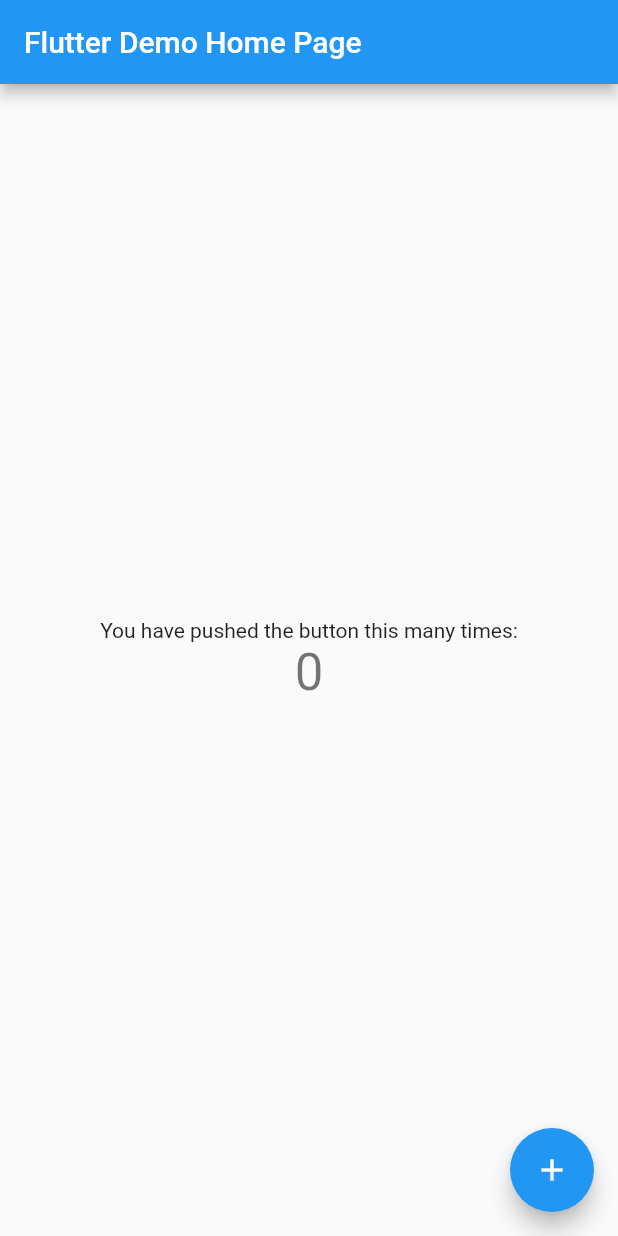
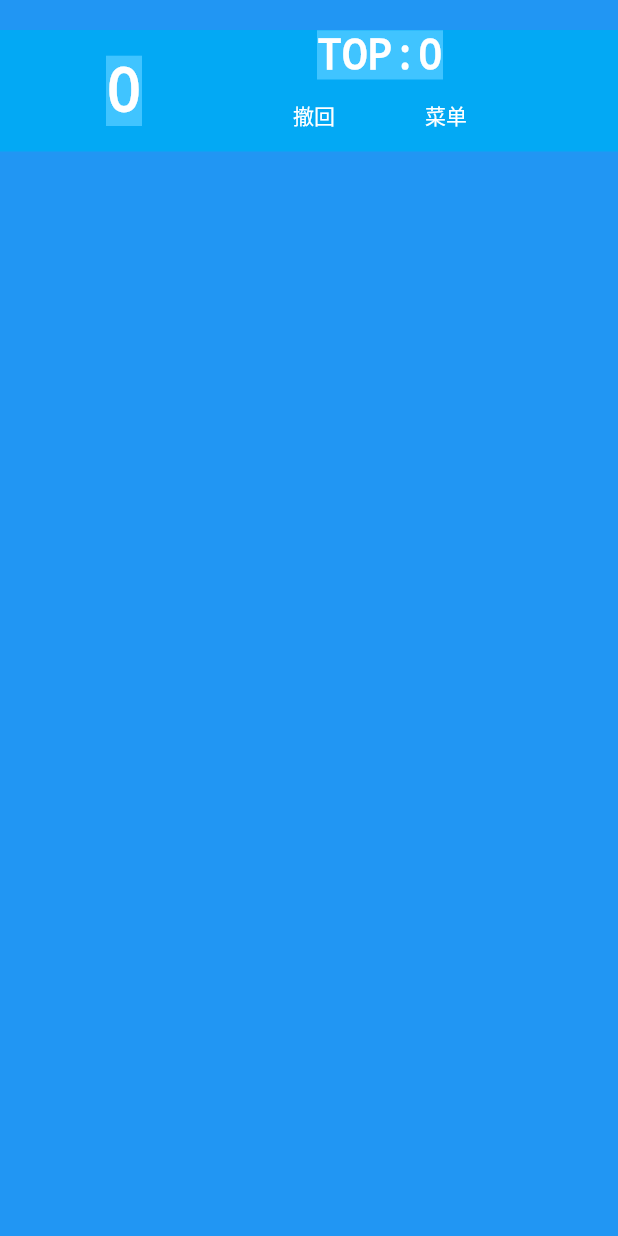
Before and after one commit to zcbiner/2048_flutter, a Flutter app: the screen it shows after launch, on a phone screen of 412 x 824 dp. Run offline on Flutter 3.47's test engine with Material 2 defaults, Android fonts, the phone set to English and light mode, and no system bars.

Commit message:
初步实现按钮布局

```diff
--- a/lib/main.dart
+++ b/lib/main.dart
@@ -1,4 +1,6 @@
 import 'package:flutter/material.dart';
+import 'package:flutter/services.dart';
+import 'package:flutter_2048/ui/MenuPage.dart';
 
 void main() {
   runApp(MyApp());
@@ -9,105 +11,31 @@ class MyApp extends StatelessWidget {
   @override
   Widget build(BuildContext context) {
     return MaterialApp(
-      title: 'Flutter Demo',
+      title: 'flutter_2048',
       theme: ThemeData(
-        // This is the theme of your application.
-        //
-        // Try running your application with "flutter run". You'll see the
-        // application has a blue toolbar. Then, without quitting the app, try
-        // changing the primarySwatch below to Colors.green and then invoke
-        // "hot reload" (press "r" in the console where you ran "flutter run",
-        // or simply save your changes to "hot reload" in a Flutter IDE).
-        // Notice that the counter didn't reset back to zero; the application
-        // is not restarted.
         primarySwatch: Colors.blue,
       ),
-      home: MyHomePage(title: 'Flutter Demo Home Page'),
+      home: MyHomePage(),
     );
   }
 }
 
-class MyHomePage extends StatefulWidget {
-  MyHomePage({Key key, this.title}) : super(key: key);
-
-  // This widget is the home page of your application. It is stateful, meaning
-  // that it has a State object (defined below) that contains fields that affect
-  // how it looks.
-
-  // This class is the configuration for the state. It holds the values (in this
-  // case the title) provided by the parent (in this case the App widget) and
-  // used by the build method of the State. Fields in a Widget subclass are
-  // always marked "final".
-
-  final String title;
-
+class MyHomePage extends StatelessWidget {
   @override
-  _MyHomePageState createState() => _MyHomePageState();
-}
-
-class _MyHomePageState extends State<MyHomePage> {
-  int _counter = 0;
-
-  void _incrementCounter() {
-    setState(() {
-      // This call to setState tells the Flutter framework that something has
-      // changed in this State, which causes it to rerun the build method below
-      // so that the display can reflect the updated values. If we changed
-      // _counter without calling setState(), then the build method would not be
-      // called again, and so nothing would appear to happen.
-      _counter++;
-    });
+  Widget build(BuildContext context) {
+    // 全屏显示
+    SystemChrome.setEnabledSystemUIOverlays([]);
+    return new Container(
+      padding: EdgeInsets.only(top: 20),
+      decoration: new BoxDecoration(
+        color: Colors.blue,
+      ),
+      child: new Column(
+        children: [
+          new MenuBar()
+        ],
+      ),
+    );
   }
 
-  @override
-  Widget build(BuildContext context) {
-    // This method is rerun every time setState is called, for instance as done
-    // by the _incrementCounter method above.
-    //
-    // The Flutter framework has been optimized to make rerunning build methods
-    // fast, so that you can just rebuild anything that needs updating rather
-    // than having to individually change instances of widgets.
-    return Scaffold(
-      appBar: AppBar(
-        // Here we take the value from the MyHomePage object that was created by
-        // the App.build method, and use it to set our appbar title.
-        title: Text(widget.title),
-      ),
-      body: Center(
-        // Center is a layout widget. It takes a single child and positions it
-        // in the middle of the parent.
-        child: Column(
-          // Column is also a layout widget. It takes a list of children and
-          // arranges them vertically. By default, it sizes itself to fit its
-          // children horizontally, and tries to be as tall as its parent.
-          //
-          // Invoke "debug painting" (press "p" in the console, choose the
-          // "Toggle Debug Paint" action from the Flutter Inspector in Android
-          // Studio, or the "Toggle Debug Paint" command in Visual Studio Code)
-          // to see the wireframe for each widget.
-          //
-          // Column has various properties to control how it sizes itself and
-          // how it positions its children. Here we use mainAxisAlignment to
-          // center the children vertically; the main axis here is the vertical
-          // axis because Columns are vertical (the cross axis would be
-          // horizontal).
-          mainAxisAlignment: MainAxisAlignment.center,
-          children: <Widget>[
-            Text(
-              'You have pushed the button this many times:',
-            ),
-            Text(
-              '$_counter',
-              style: Theme.of(context).textTheme.headline4,
-            ),
-          ],
-        ),
-      ),
-      floatingActionButton: FloatingActionButton(
-        onPressed: _incrementCounter,
-        tooltip: 'Increment',
-        child: Icon(Icons.add),
-      ), // This trailing comma makes auto-formatting nicer for build methods.
-    );
-  }
 }
--- /dev/null
+++ b/lib/ui/MenuPage.dart
@@ -0,0 +1,44 @@
+
+import 'package:flutter/material.dart';
+
+/// 菜单
+class MenuBar extends StatelessWidget {
+  @override
+  Widget build(BuildContext context) {
+    return new Container(
+        decoration: new BoxDecoration(
+          color: Colors.lightBlue,
+        ),
+        child: new Row(
+          mainAxisAlignment: MainAxisAlignment.spaceEvenly,
+          children: [
+            new Text("0", style: TextStyle(fontSize: 40.0, color: Colors.white, backgroundColor: Colors.lightBlueAccent, decoration: TextDecoration.none)),
+            new Column(
+              children: [
+                new Text("TOP:0", style: TextStyle(fontSize: 28.0, color: Colors.white, backgroundColor: Colors.lightBlueAccent, decoration: TextDecoration.none)),
+                new Row(
+                  children: [
+                    new MaterialButton(
+                      textColor: Colors.white,
+                      onPressed: (){
+
+                      },
+                      child: new Text("撤回"),
+                    ),
+                    new MaterialButton(
+                        textColor: Colors.white,
+                        onPressed: (){
+
+                        },
+                        child: new Text("菜单")
+                    )
+                  ],
+                )
+              ],
+            )
+          ],
+        ),
+    );
+  }
+
+}
```
